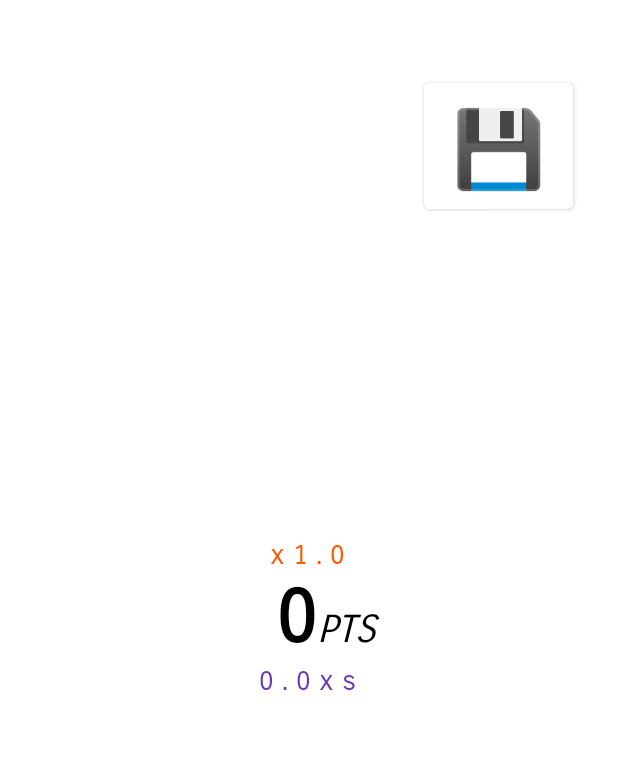
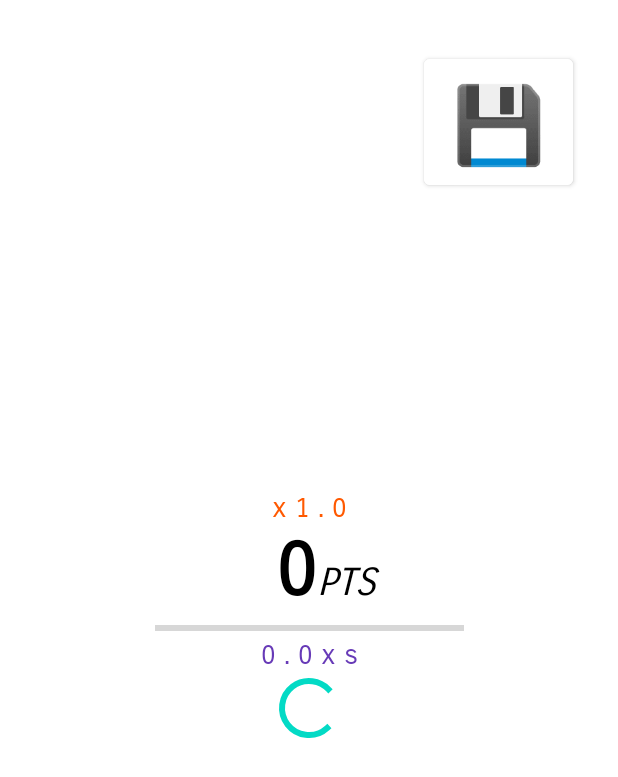
Before and after one commit to Sergio10G/DAM_2, an Android app: the layout activity_game.xml on its own in the app's theme, with its tools: preview values and no code run, on a phone screen of 412 x 824 dp. Shown: the top 777 px of the screen. Run offline under Robolectric (Android 15) with nearby library versions, the phone set to English and light mode, and no system bars.

Commit message:
01/12/2021

```diff
--- a/Programación de Dispositivos Móviles y Multimedia/Proyectos/TapGame/app/src/main/java/com/example/tapgame/MainActivity.java
+++ b/Programación de Dispositivos Móviles y Multimedia/Proyectos/TapGame/app/src/main/java/com/example/tapgame/MainActivity.java
@@ -17,6 +17,11 @@ public class MainActivity extends AppCompatActivity {
         super.onCreate(savedInstanceState);
         setContentView(R.layout.activity_main);
 
+    }
+
+    @Override
+    protected void onResume() {
+        super.onResume();
         Database.connect();
 
         Intent intent = null;
--- a/Programación de Dispositivos Móviles y Multimedia/Proyectos/TapGame/app/src/main/res/layout/activity_game.xml
+++ b/Programación de Dispositivos Móviles y Multimedia/Proyectos/TapGame/app/src/main/res/layout/activity_game.xml
@@ -9,12 +9,13 @@
 
     <LinearLayout
         android:id="@+id/linearLayout"
-        android:layout_width="409dp"
+        android:layout_width="match_parent"
         android:layout_height="wrap_content"
         android:orientation="vertical"
         app:layout_constraintBottom_toBottomOf="parent"
-        app:layout_constraintTop_toTopOf="parent"
-        tools:layout_editor_absoluteX="1dp">
+        app:layout_constraintEnd_toEndOf="parent"
+        app:layout_constraintStart_toStartOf="parent"
+        app:layout_constraintTop_toTopOf="parent">
 
         <TextView
             android:id="@+id/textView2"
@@ -56,6 +57,23 @@
                 android:textStyle="italic" />
         </LinearLayout>
 
+        <androidx.constraintlayout.widget.ConstraintLayout
+            android:layout_width="match_parent"
+            android:layout_height="match_parent">
+
+            <ProgressBar
+                android:id="@+id/progressBar3"
+                style="?android:attr/progressBarStyleHorizontal"
+                android:layout_width="206dp"
+                android:layout_height="14dp"
+                android:layout_marginStart="40dp"
+                android:layout_marginEnd="40dp"
+                app:layout_constraintBottom_toBottomOf="parent"
+                app:layout_constraintEnd_toEndOf="parent"
+                app:layout_constraintStart_toStartOf="parent"
+                app:layout_constraintTop_toTopOf="parent" />
+        </androidx.constraintlayout.widget.ConstraintLayout>
+
         <TextView
             android:id="@+id/textView"
             android:layout_width="match_parent"
@@ -65,6 +83,15 @@
             android:textAlignment="center"
             android:textColor="#673AB7"
             android:textSize="18sp" />
+
+        <ProgressBar
+            android:id="@+id/progressBar2"
+            style="@style/Widget.AppCompat.ProgressBar"
+            android:layout_width="match_parent"
+            android:layout_height="wrap_content"
+            android:backgroundTint="#040404"
+            android:progressTint="#FF0000" />
+
     </LinearLayout>
 
     <Button
```
Also changed, not shown: Programación de Dispositivos Móviles y Multimedia/Proyectos/TapGame/app/src/main/java/com/example/tapgame/Game.java (+11 -4 lines), Programación de Dispositivos Móviles y Multimedia/Proyectos/TapGame/app/src/main/java/com/example/tapgame/Login.java (+5 -4 lines), Programación de Dispositivos Móviles y Multimedia/Proyectos/TapGame/app/src/main/java/com/example/tapgame/Menu.java (+12 -0 lines), Programación de Dispositivos Móviles y Multimedia/Proyectos/TapGame/app/src/main/java/com/example/tapgame/model/Database.java (+37 -22 lines), Programación de Dispositivos Móviles y Multimedia/Proyectos/TapGame/app/src/main/java/com/example/tapgame/model/User.java (+27 -4 lines).
